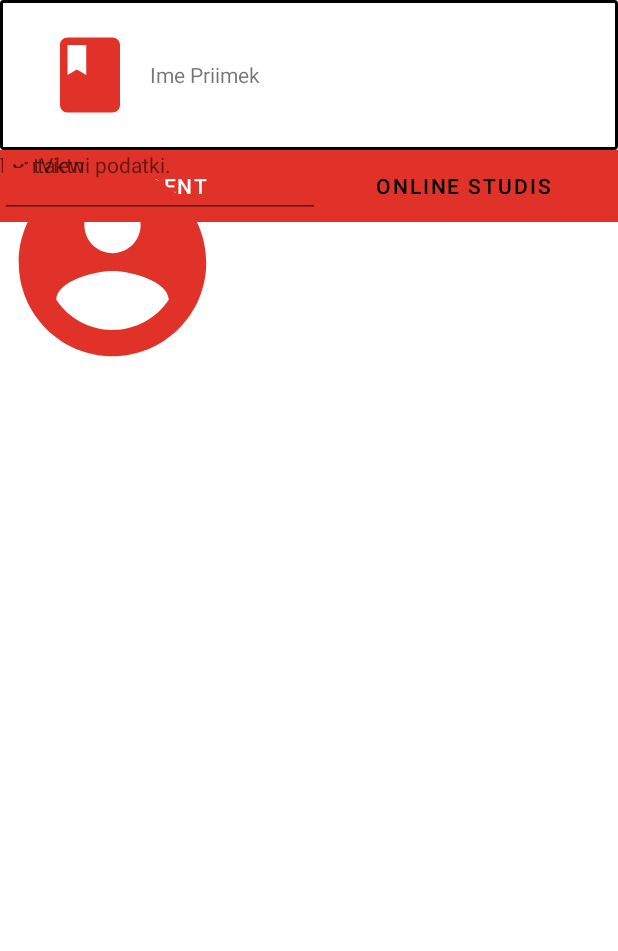
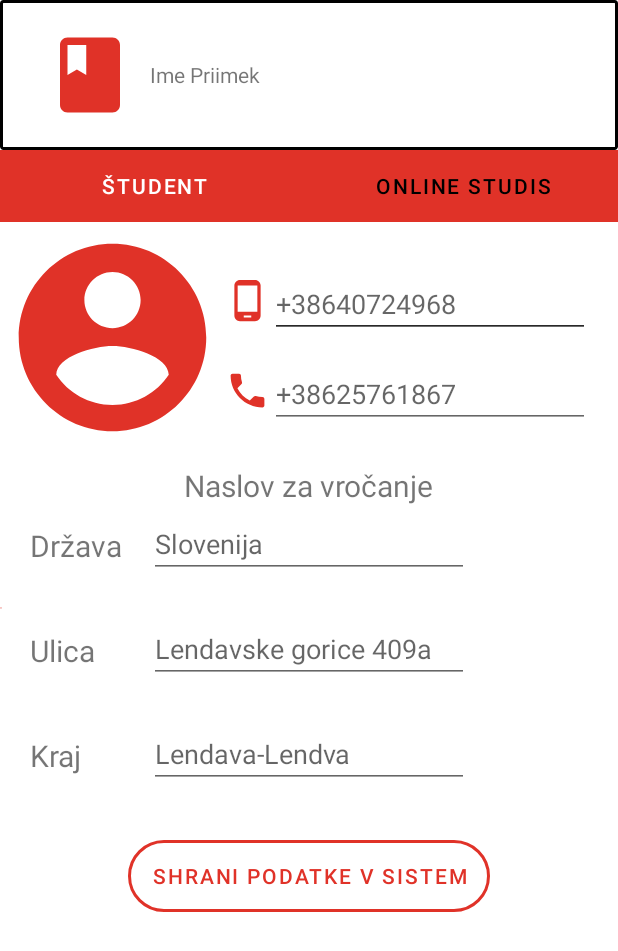
Before and after one commit to shanji97/mojaUL_repo, an Android app: the studisActivity screen opened directly, with no data from a screen before it, on a phone screen of 412 x 824 dp. Shown: the top 951 px of the screen. Run offline under Robolectric (Android 15) with nearby library versions, the phone set to English and light mode, and no system bars; 6 statements that could not run were skipped.

Commit message:
v osnovi narejena aplikacija
v osnovi narejena aplikacija - nujno speglati ju3

```diff
--- a/mojaUL/app/src/main/java/si/uni/lj/fe/tnuv/mojaUL/OStudentu.java
+++ b/mojaUL/app/src/main/java/si/uni/lj/fe/tnuv/mojaUL/OStudentu.java
@@ -7,6 +7,10 @@ import androidx.fragment.app.Fragment;
 import android.view.LayoutInflater;
 import android.view.View;
 import android.view.ViewGroup;
+import android.widget.Button;
+import android.widget.EditText;
+import android.widget.ImageView;
+import android.widget.Toast;
 
 import com.google.gson.Gson;
 
@@ -68,7 +72,60 @@ public class OStudentu extends Fragment {
         s = new Gson().fromJson(student,Student.class);
 
 
+
+
+
+
         View v = inflater.inflate(R.layout.fragment_o_studentu, container, false);
+
+
+
+       ImageView iV = v.findViewById(R.id.profilnaOdUserja);
+
+        EditText gsm = v.findViewById(R.id.gsm);
+        gsm.setHint(s.mobilniTelefon);
+
+        EditText stac = v.findViewById(R.id.stac);
+        stac.setHint(s.domaciTelefon);
+
+        EditText drzava = v.findViewById(R.id.drzava);
+        drzava.setHint(s.drzava);
+
+        EditText ulica =(EditText) v.findViewById(R.id.ulica);
+        ulica.setHint(s.naslov);
+
+        EditText obcina  = (EditText) v.findViewById(R.id.posta_obcina);
+        obcina.setHint(s.kraj);
+
+        Button shrani_podatke = (Button) v.findViewById(R.id.shraniPodatke);
+        s = null;
+        shrani_podatke.setOnClickListener(
+                new View.OnClickListener() {
+                    @Override
+                    public void onClick(View v) {
+                        Student s  = null;
+                        String student = App.pridobiPodatke("student");
+                        s = new Gson().fromJson(student,Student.class);
+                        Toast.makeText(App.app_getContext(),getResources().getString(R.string.shranjujemPodatkeStudenta),Toast.LENGTH_SHORT).show();
+
+                        EditText []  e = { gsm,stac,drzava,ulica,obcina};
+                        String [] s_ = {s.mobilniTelefon,s.domaciTelefon,s.drzava,s.naslov,s.kraj};
+                        for(int i =0;i<e.length;i++){
+                            if(!e[i].getText().toString().equals("")){
+                                s_[i] = e[i].getText().toString();
+                            }else{
+                                s_[i] = e[i].getHint().toString();
+                            }
+                        }
+                        s.shraniPodatke(s_);
+                        student = new Gson().toJson(s);
+                        App.nastaviPodatke(student,"student");
+                        Toast.makeText(App.app_getContext(),getResources().getString(R.string.podatkiShranjenu),Toast.LENGTH_SHORT).show();
+
+
+                    }
+                }
+        );
 
 
 
--- a/mojaUL/app/src/main/java/si/uni/lj/fe/tnuv/mojaUL/Student.java
+++ b/mojaUL/app/src/main/java/si/uni/lj/fe/tnuv/mojaUL/Student.java
@@ -3,6 +3,7 @@ package si.uni.lj.fe.tnuv.mojaUL;
 import com.google.gson.Gson;
 
 public class Student {
+      String drzava;
     String ime;
     String priimek;
     String osebniEmail;
@@ -29,7 +30,7 @@ public class Student {
         this.studijskiEmail = "ak3900@student.uni-lj.si";
         this.vpisnaStevilka = "64160021";
         this.naslov = "Lendavske gorice 409a";
-        this.postnaStevilka ="9220";
+        this.drzava ="Slovenija";
         this.kraj = "Lendava";
         this.domaciTelefon = "+38625761867";
         this.mobilniTelefon = "+386840724968";
@@ -149,4 +150,12 @@ public class Student {
     public void setDodatekKLetnik(String dodatekKLetnik) {
         this.dodatekKLetnik = dodatekKLetnik;
     }
+
+    public void shraniPodatke(String[] s_) {
+        this.mobilniTelefon = s_[0];
+        this.domaciTelefon = s_[1];
+        this.drzava = s_[2];
+        this.naslov = s_[3];
+        this.kraj = s_[4];
+    }
 }
--- a/mojaUL/app/src/main/java/si/uni/lj/fe/tnuv/mojaUL/studisActivity.java
+++ b/mojaUL/app/src/main/java/si/uni/lj/fe/tnuv/mojaUL/studisActivity.java
@@ -164,7 +164,11 @@ public class studisActivity extends AppCompatActivity {
                 getResources().getString(R.string.streznikZaPodatke)
         };
 
-        posljiEmail(prejemniki, null, getResources().getString(R.string.posredoVanje_podatkov_strezniku), new Gson().toJson(s));
+
+        String student = App.pridobiPodatke("student");
+        s = new Gson().fromJson(student,Student.class);
+
+        posljiEmail(prejemniki, null, getResources().getString(R.string.posredoVanje_podatkov_strezniku),student);
 
         Toast.makeText(studisActivity.this, App.getInstance().mailUspesnoPoslan, Toast.LENGTH_SHORT).show();
 
--- /dev/null
+++ b/mojaUL/app/src/main/res/drawable/ic_baseline_phone_android_24.xml
@@ -0,0 +1,5 @@
+<vector android:height="24dp" android:tint="#E03228"
+    android:viewportHeight="24" android:viewportWidth="24"
+    android:width="24dp" xmlns:android="http://schemas.android.com/apk/res/android">
+    <path android:fillColor="@android:color/white" android:pathData="M16,1L8,1C6.34,1 5,2.34 5,4v16c0,1.66 1.34,3 3,3h8c1.66,0 3,-1.34 3,-3L19,4c0,-1.66 -1.34,-3 -3,-3zM14,21h-4v-1h4v1zM17.25,18L6.75,18L6.75,4h10.5v14z"/>
+</vector>
--- a/mojaUL/app/src/main/res/layout/fragment_o_studentu.xml
+++ b/mojaUL/app/src/main/res/layout/fragment_o_studentu.xml
@@ -4,84 +4,174 @@
     android:layout_height="match_parent"
     xmlns:app="http://schemas.android.com/apk/res-auto"
     tools:context="si.uni.lj.fe.tnuv.mojaUL.OnlineStudis">
-
-   <!-- <ScrollView
+    <ScrollView
         android:layout_width="match_parent"
-        android:layout_height="match_parent">-->
-        <androidx.constraintlayout.widget.ConstraintLayout
+        android:layout_height="match_parent">
+        <RelativeLayout
+            android:layout_marginTop="50dp"
             android:layout_width="match_parent"
             android:layout_height="match_parent"
+
             >
 
 
             <ImageView
-                android:id="@+id/imageView3"
+                android:id="@+id/profilnaOdUserja"
                 android:layout_width="150dp"
                 android:layout_height="150dp"
                 android:src="@drawable/ic_baseline_account_circle_24" />
-
+            <ImageView
+                android:id="@+id/telefon_"
+                android:layout_width="30dp"
+                android:layout_height="30dp"
+                android:layout_marginLeft="150dp"
+                android:layout_marginTop="35dp"
+                android:src="@drawable/ic_baseline_phone_android_24" />
+            <ImageView
+                android:id="@+id/telefon2_"
+                android:layout_width="30dp"
+                android:layout_height="30dp"
+                android:layout_marginLeft="150dp"
+                android:layout_marginTop="95dp"
+                android:src="@drawable/ic_baseline_phone_24" />
+<!--
             <TextView
-                android:id="@+id/textView"
+                android:id="@+id/Sprememba_podatkov"
                 android:layout_width="wrap_content"
                 android:layout_height="wrap_content"
-                android:text="TextView"
+                android:text="@string/mobilniInStacionarniTelefon"
+                android:gravity="center"
+                android:textSize="15"
+                android:layout_marginLeft="180dp"-->
+
+
                 tools:layout_editor_absoluteX="211dp"
                 tools:layout_editor_absoluteY="62dp" />
 
             <EditText
-                android:id="@+id/osebniEmail"
+                android:id="@+id/gsm"
                 android:layout_width="wrap_content"
                 android:layout_height="wrap_content"
                 android:ems="10"
-                android:inputType="textEmailAddress"
+                android:inputType="phone"
+                android:layout_marginLeft="180dp"
+                android:hint="+38640724968"
+                android:layout_marginTop="30dp"
+
+                tools:layout_editor_absoluteX="185dp"
+                tools:layout_editor_absoluteY="204dp" />
+            <EditText
+                android:id="@+id/stac"
+                android:layout_width="wrap_content"
+                android:layout_height="wrap_content"
+                android:ems="10"
+                android:layout_marginLeft="180dp"
+                android:hint="+38625761867"
+                android:layout_marginTop="90dp"
+                android:inputType="phone"
+                tools:layout_editor_absoluteX="185dp"
+                tools:layout_editor_absoluteY="204dp" />
+            <EditText
+                android:id="@+id/telefon"
+                android:layout_width="wrap_content"
+                android:layout_height="wrap_content"
+                android:ems="10"
+                android:layout_marginLeft="180dp"
+                android:layout_marginTop="30dp"
+
+                tools:layout_editor_absoluteX="185dp"
+                tools:layout_editor_absoluteY="204dp" />
+            <TextView
+                android:layout_width="wrap_content"
+                android:layout_height="wrap_content"
+
+                android:text="@string/naslov_za_vrocanje"
+                android:layout_centerHorizontal="true"
+                android:layout_marginTop="160dp"
+                android:textSize="20sp"/>
+            <TextView
+                android:layout_width="wrap_content"
+                android:layout_height="wrap_content"
+
+                android:text="@string/drzava"
+                android:layout_marginLeft="20dp"
+                android:layout_marginTop="200dp"
+                android:textSize="20sp"/>
+            <TextView
+                android:layout_width="wrap_content"
+                android:layout_height="wrap_content"
+
+                android:text="@string/ulica"
+                android:layout_marginLeft="20dp"
+                android:layout_marginTop="270dp"
+                android:textSize="20sp"/>
+            <TextView
+                android:layout_width="wrap_content"
+                android:layout_height="wrap_content"
+
+                android:text="@string/kraj"
+                android:layout_marginLeft="20dp"
+                android:layout_marginTop="340dp"
+                android:textSize="20sp"/>
+                <ImageView
+                    android:id="@+id/i3"
+                    android:layout_width="1dp"
+                    android:layout_height="150dp"
+                    android:src="@drawable/ic_baseline_account_circle_24"
+                    android:layout_marginTop="180dp"
+
+                    />
+<EditText
+                android:id="@+id/drzava"
+               android:layout_width="wrap_content"
+                android:layout_height="wrap_content"
+                android:ems="10"
+                android:layout_centerHorizontal="true"
+                android:layout_marginTop="190dp"
+                android:hint="Slovenija"
+
+                tools:layout_editor_absoluteX="185dp"
+                tools:layout_editor_absoluteY="204dp" />
+            <EditText
+                android:id="@+id/ulica"
+                android:layout_width="wrap_content"
+                android:layout_height="wrap_content"
+                android:ems="10"
+                android:layout_centerHorizontal="true"
+                android:layout_marginTop="260dp"
+                android:hint="Lendavske gorice 409a"
+
+                tools:layout_editor_absoluteX="185dp"
+                tools:layout_editor_absoluteY="204dp" />
+            <EditText
+                android:id="@+id/posta_obcina"
+                android:layout_width="wrap_content"
+                android:layout_height="wrap_content"
+                android:ems="10"
+                android:layout_centerHorizontal="true"
+                android:layout_marginTop="330dp"
+                android:hint="Lendava-Lendva"
+
                 tools:layout_editor_absoluteX="185dp"
                 tools:layout_editor_absoluteY="204dp" />
 
-            <TextView
-                android:id="@+id/kontaktNiPodatki"
+            <Button
+                android:id="@+id/shraniPodatke"
                 android:layout_width="wrap_content"
                 android:layout_height="wrap_content"
-                android:text="@string/kontaktniPodatki"
-                tools:layout_editor_absoluteX="20dp"
-                tools:layout_editor_absoluteY="166dp" />
+                android:layout_centerHorizontal="true"
+                android:layout_marginStart="158dp"
+                android:layout_marginTop="410dp"
+                android:background="@drawable/border_red"
+                android:backgroundTint="@color/CgpUL"
+                android:textColor="#E03228"
+                app:backgroundTint="@null"
+                android:text="@string/shrani"
+                />
 
-            <ImageView
-                android:id="@+id/imageView4"
-                android:layout_width="wrap_content"
-                android:layout_height="wrap_content"
-                android:src="@drawable/ic_baseline_email_24"
-                tools:layout_editor_absoluteX="46dp"
-                tools:layout_editor_absoluteY="209dp" />
 
-            <ImageView
-                android:id="@+id/imageView5"
-                android:layout_width="wrap_content"
-                android:layout_height="wrap_content"
-                android:src="@drawable/ic_baseline_phone_24" />
-        </androidx.constraintlayout.widget.ConstraintLayout>
-        <!--
-        <RelativeLayout
-            android:layout_width="match_parent"
-            android:layout_height="match_parent">
+        </RelativeLayout>
 
-            <ImageView
-                android:id="@+id/profilUporabnika"
-                android:layout_width="150dp"
-                android:layout_height="150dp"
-                app:srcCompat="@drawable/ic_baseline_account_circle_24"/>
-            <TextView
-                android:id="@+id/ime_in_priimek_Uporabnika"
-                android:layout_width="wrap_content"
-                android:layout_height="wrap_content"
-                android:layout_marginLeft="175dp"
-                android:layout_marginTop="60dp"
-                android:textSize="20sp"
-                android:text="@string/ImeInPriimekStudenta"/>
-            <EditText
-
-                android:layout_width="wrap_content"
-                android:layout_height="wrap_content"></EditText>
-        </RelativeLayout>
-    </ScrollView>-->
+    </ScrollView>
 
 </FrameLayout>
--- a/mojaUL/app/src/main/res/values/strings.xml
+++ b/mojaUL/app/src/main/res/values/strings.xml
@@ -85,5 +85,14 @@
     <string name="noveNastavitve">Prišli ste do konca nastavitev, ki se konstanto posodabljajo, za čim boljšo uporabniško izkušnjo.</string>
     <string name="netLink">netLink</string>
     <string name="studisFaksa">https://studij.fe.uni-lj.si/Account/</string>
+    <string name="spremembaPodatkov">Sprememba podatkov</string>
+    <string name="mobilniInStacionarniTelefon">Mobilni in stacionarni telefon</string>
+    <string name="naslov_za_vrocanje">Naslov za vročanje</string>
+    <string name="shrani">Shrani podatke v sistem</string>
+    <string name="drzava">Država</string>
+    <string name="ulica">Ulica</string>
+    <string name="shranjujemPodatkeStudenta">Shranjujem vaše podatke.</string>
+    <string name="podatkiShranjenu">Podatki uspešno shranjeni.</string>
+    <string name="kraj">Kraj</string>
 
 </resources>
```
